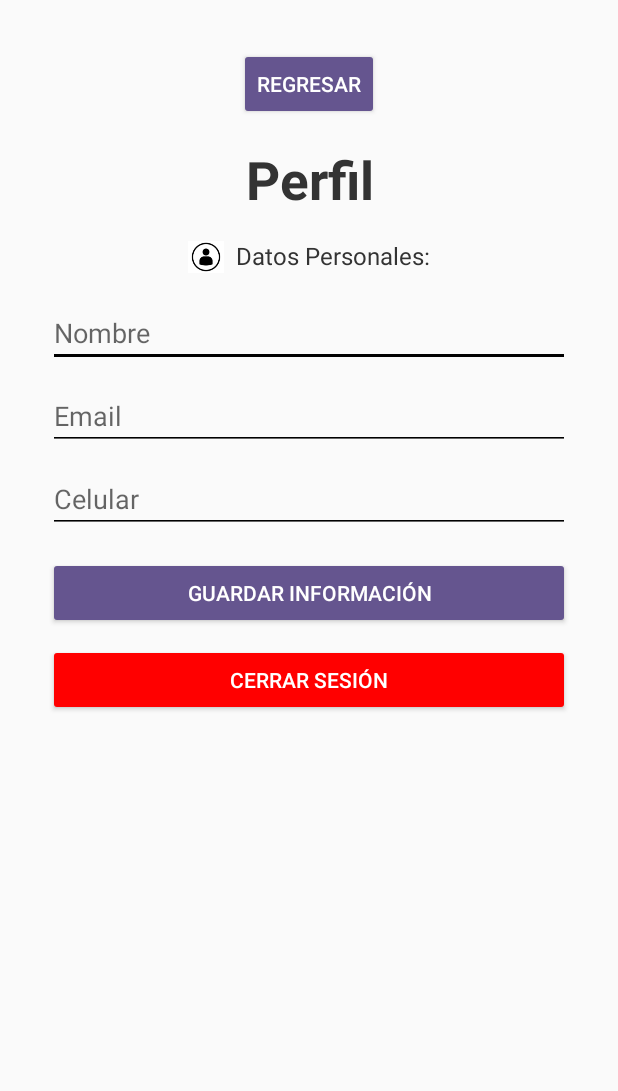
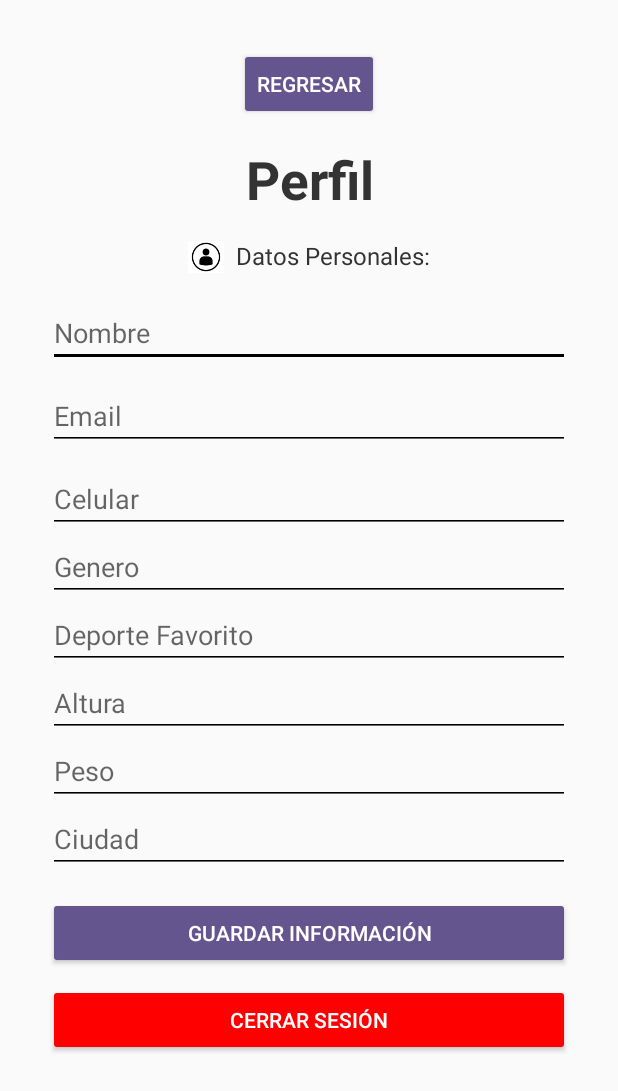
Before and after one commit to SantiagoManchola/TrackMateV2, an Android app: the ProfileFragment screen opened through its navigation route, after a tap on "EDITAR INFORMACIÓN", on a phone screen of 412 x 824 dp. Shown: the top 1091 px of the screen. Run offline under Robolectric (Android 15) with nearby library versions, the phone set to English and light mode, and no system bars; our stand-ins replace navigation-ui.

Commit message:
profile done

```diff
--- a/app/src/main/java/com/example/trackmate/ui/profile/ProfileFragment.kt
+++ b/app/src/main/java/com/example/trackmate/ui/profile/ProfileFragment.kt
@@ -14,6 +14,11 @@ class ProfileFragment : Fragment() {
     private lateinit var etNombre: EditText
     private lateinit var etEmail: EditText
     private lateinit var etCelular: EditText
+    private lateinit var etDeporteFavorito: EditText
+    private lateinit var etAltura: EditText
+    private lateinit var etPeso: EditText
+    private lateinit var etCiudad: EditText
+    private lateinit var etGenero: EditText
     private lateinit var btnEditar: Button
     private lateinit var btnGuardar: Button
     private lateinit var btnCerrarSesion: Button
@@ -28,6 +33,11 @@ class ProfileFragment : Fragment() {
         etNombre = view.findViewById(R.id.et_nombre)
         etEmail = view.findViewById(R.id.et_email)
         etCelular = view.findViewById(R.id.et_celular)
+        etDeporteFavorito = view.findViewById(R.id.et_deporte_favorito)
+        etAltura = view.findViewById(R.id.et_altura)
+        etPeso = view.findViewById(R.id.et_peso)
+        etCiudad = view.findViewById(R.id.et_ciudad)
+        etGenero = view.findViewById(R.id.et_genero)
         btnEditar = view.findViewById(R.id.btn_editar)
         btnGuardar = view.findViewById(R.id.btn_guardar)
         btnCerrarSesion = view.findViewById(R.id.btn_cerrar_sesion)
@@ -50,6 +60,11 @@ class ProfileFragment : Fragment() {
         etNombre.isEnabled = editable
         etEmail.isEnabled = editable
         etCelular.isEnabled = editable
+        etDeporteFavorito.isEnabled = editable
+        etAltura.isEnabled = editable
+        etPeso.isEnabled = editable
+        etCiudad.isEnabled = editable
+        etGenero.isEnabled = editable
 
         btnEditar.visibility = if (editable) View.GONE else View.VISIBLE
         btnGuardar.visibility = if (editable) View.VISIBLE else View.GONE
--- a/app/src/main/res/layout/fragment_profile.xml
+++ b/app/src/main/res/layout/fragment_profile.xml
@@ -103,6 +103,47 @@
                     android:hint="Celular"
                     android:enabled="false"
                     android:backgroundTint="#000" />
+                <!-- Genero -->
+                <EditText
+                    android:id="@+id/et_genero"
+                    android:layout_width="match_parent"
+                    android:layout_height="wrap_content"
+                    android:hint="Genero"
+                    android:enabled="false"
+                    android:backgroundTint="#000" />
+                <!-- Deporte favorito -->
+                <EditText
+                    android:id="@+id/et_deporte_favorito"
+                    android:layout_width="match_parent"
+                    android:layout_height="wrap_content"
+                    android:hint="Deporte Favorito"
+                    android:enabled="false"
+                    android:backgroundTint="#000" />
+                <!-- Altura -->
+                <EditText
+                    android:id="@+id/et_altura"
+                    android:layout_width="match_parent"
+                    android:layout_height="wrap_content"
+                    android:hint="Altura"
+                    android:enabled="false"
+                    android:backgroundTint="#000" />
+                <!-- Peso -->
+                <EditText
+                    android:id="@+id/et_peso"
+                    android:layout_width="match_parent"
+                    android:layout_height="wrap_content"
+                    android:hint="Peso"
+                    android:enabled="false"
+                    android:backgroundTint="#000" />
+                <!-- Ciudad -->
+                <EditText
+                    android:id="@+id/et_ciudad"
+                    android:layout_width="match_parent"
+                    android:layout_height="wrap_content"
+                    android:hint="Ciudad"
+                    android:enabled="false"
+                    android:backgroundTint="#000" />
+
             </LinearLayout>
 
             <!-- Botón Editar -->
```
